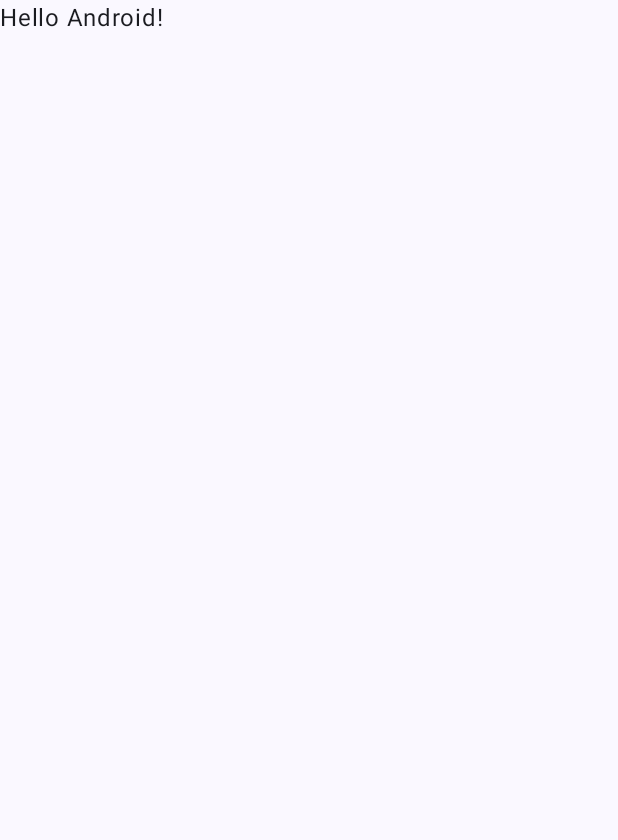
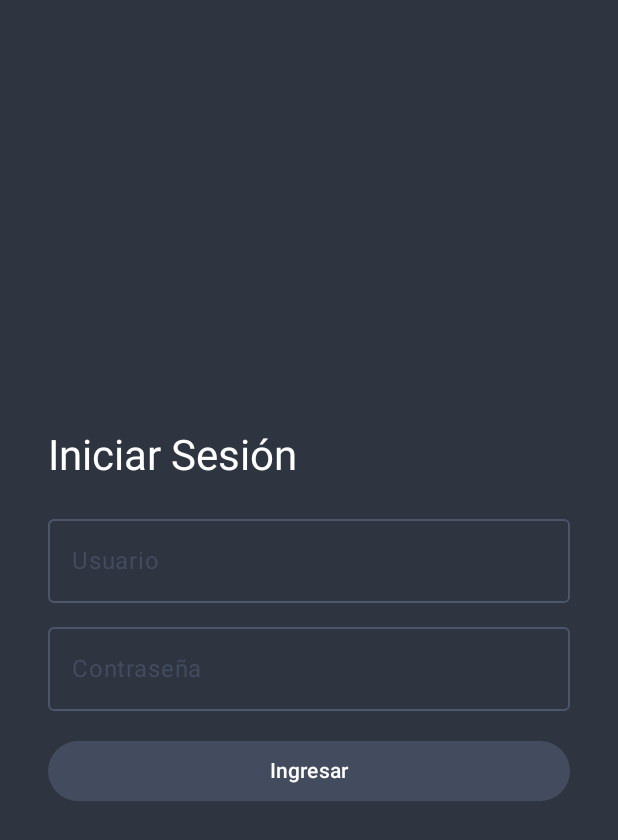
Before and after one commit to TomasMartin2004/Aplicaciones-moviles, an Android app built with Jetpack Compose: the screen it shows after launch (MainActivity before the commit, LoginActivity after it), on a phone screen of 412 x 824 dp. Before the commit the part shown is almost empty. Shown: the top 840 px of the screen. Run offline under Robolectric (Android 15) with nearby library versions, the phone set to English and light mode, and no system bars.

Commit message:
Login hecho, falta colores y un poco de estructura

```diff
--- a/app/src/main/AndroidManifest.xml
+++ b/app/src/main/AndroidManifest.xml
@@ -13,7 +13,7 @@
         android:theme="@style/Theme.Tp1"
         tools:targetApi="31">
         <activity
-            android:name=".MainActivity"
+            android:name=".LoginActivity"
             android:exported="true"
             android:label="@string/app_name"
             android:theme="@style/Theme.Tp1">
--- a/app/src/main/java/com/example/tp1/LoginActivity.kt
+++ b/app/src/main/java/com/example/tp1/LoginActivity.kt
@@ -1,47 +1,110 @@
 package com.example.tp1
 
 import android.os.Bundle
+import android.widget.Toast
 import androidx.activity.ComponentActivity
 import androidx.activity.compose.setContent
-import androidx.activity.enableEdgeToEdge
-import androidx.compose.foundation.layout.fillMaxSize
-import androidx.compose.foundation.layout.padding
-import androidx.compose.material3.Scaffold
-import androidx.compose.material3.Text
-import androidx.compose.runtime.Composable
+import androidx.compose.foundation.layout.*
+import androidx.compose.material3.*
+import androidx.compose.runtime.*
 import androidx.compose.ui.Modifier
-import androidx.compose.ui.tooling.preview.Preview
+import androidx.compose.ui.platform.LocalContext
+import androidx.compose.ui.unit.dp
 import com.example.tp1.ui.theme.Tp1Theme
 
-class MainActivity : ComponentActivity() {
+import com.example.tp1.ui.theme.Nord0
+import com.example.tp1.ui.theme.Nord1
+import com.example.tp1.ui.theme.Nord2
+import com.example.tp1.ui.theme.Nord3
+import com.example.tp1.ui.theme.White
+
+
+class LoginActivity : ComponentActivity() {
     override fun onCreate(savedInstanceState: Bundle?) {
         super.onCreate(savedInstanceState)
-        enableEdgeToEdge()
         setContent {
             Tp1Theme {
-                Scaffold(modifier = Modifier.fillMaxSize()) { innerPadding ->
-                    Greeting(
-                        name = "Android",
-                        modifier = Modifier.padding(innerPadding)
-                    )
-                }
+                LoginScreen()
             }
         }
     }
 }
 
 @Composable
-fun Greeting(name: String, modifier: Modifier = Modifier) {
-    Text(
-        text = "Hello $name!",
-        modifier = modifier
-    )
-}
+fun LoginScreen() {
+    val context = LocalContext.current
+    var username by remember { mutableStateOf("") }
+    var password by remember { mutableStateOf("") }
 
-@Preview(showBackground = true)
-@Composable
-fun GreetingPreview() {
-    Tp1Theme {
-        Greeting("Android")
+    val correctUsername = "Juan Torres"
+    val correctPassword = "1234utn"
+
+    Surface(
+        modifier = Modifier.fillMaxSize(),
+        color = Nord0
+    ) {
+        Column(
+            modifier = Modifier
+                .fillMaxSize()
+                .padding(32.dp),
+            verticalArrangement = Arrangement.Center
+        ) {
+            Text(
+                text = "Iniciar Sesión",
+                style = MaterialTheme.typography.headlineMedium,
+                color = White
+            )
+
+            Spacer(modifier = Modifier.height(16.dp))
+
+            OutlinedTextField(
+                value = username,
+                onValueChange = { username = it },
+                label = { Text("Usuario", color = Nord2) },
+                modifier = Modifier.fillMaxWidth(),
+                colors = OutlinedTextFieldDefaults.colors(
+                    focusedTextColor = White,
+                    unfocusedTextColor = White,
+                    focusedBorderColor = Nord3,
+                    unfocusedBorderColor = Nord3,
+                    cursorColor = White
+                )
+            )
+
+            Spacer(modifier = Modifier.height(8.dp))
+
+            OutlinedTextField(
+                value = password,
+                onValueChange = { password = it },
+                label = { Text("Contraseña", color = Nord2) },
+                modifier = Modifier.fillMaxWidth(),
+                colors = OutlinedTextFieldDefaults.colors(
+                    focusedTextColor = White,
+                    unfocusedTextColor = White,
+                    focusedBorderColor = Nord2,
+                    unfocusedBorderColor = Nord3,
+                    cursorColor = White
+                )
+            )
+
+            Spacer(modifier = Modifier.height(16.dp))
+
+            Button(
+                onClick = {
+                    if (username == correctUsername && password == correctPassword) {
+                        Toast.makeText(context, "Login exitoso", Toast.LENGTH_SHORT).show()
+                    } else {
+                        Toast.makeText(context, "Datos incorrectos", Toast.LENGTH_SHORT).show()
+                    }
+                },
+                modifier = Modifier.fillMaxWidth(),
+                colors = ButtonDefaults.buttonColors(
+                    containerColor = Nord2,
+                    contentColor = White
+                )
+            ) {
+                Text("Ingresar")
+            }
+        }
     }
 }
--- a/app/src/main/java/com/example/tp1/ui/theme/Color.kt
+++ b/app/src/main/java/com/example/tp1/ui/theme/Color.kt
@@ -9,3 +9,12 @@ val Pink80 = Color(0xFFEFB8C8)
 val Purple40 = Color(0xFF6650a4)
 val PurpleGrey40 = Color(0xFF625b71)
 val Pink40 = Color(0xFF7D5260)
+
+val Nord0 = Color(0xFF2E3440)
+val Nord1 = Color(0xFF3B4252)
+val Nord2 = Color(0xFF434C5E)
+val Nord3 = Color(0xFF4C566A)
+
+val White = Color(0xFFFFFFFF)
+val Black = Color(0xFF000000)
+val Purple500 = Color(0xFF6200EE)
--- a/app/src/main/java/com/example/tp1/ui/theme/Theme.kt
+++ b/app/src/main/java/com/example/tp1/ui/theme/Theme.kt
@@ -13,13 +13,13 @@ import androidx.compose.ui.platform.LocalContext
 private val DarkColorScheme = darkColorScheme(
     primary = Purple80,
     secondary = PurpleGrey80,
-    tertiary = Pink80
+    tertiary = Pink80,
 )
 
 private val LightColorScheme = lightColorScheme(
     primary = Purple40,
     secondary = PurpleGrey40,
-    tertiary = Pink40
+    tertiary = Pink40,
 
     /* Other default colors to override
     background = Color(0xFFFFFBFE),
```
Also changed, not shown: 1 other file.
